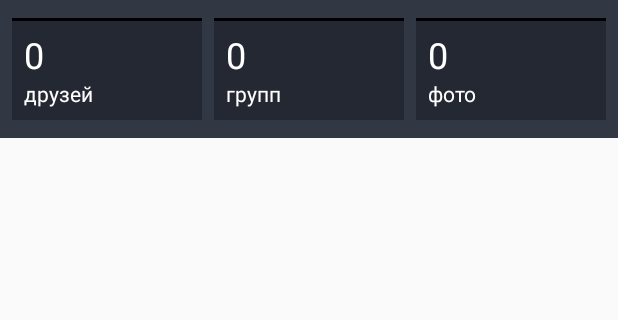
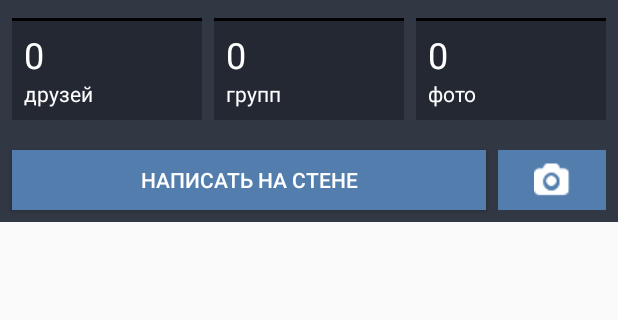
Before and after one commit to PelipetsOlga/VKHomeTaskKIRE, an Android app: the layout person.xml on its own in the app's theme, with its tools: preview values and no code run, on a phone screen of 412 x 824 dp, the part 186-506 px from its top. Run offline under Robolectric (Android 15) with nearby library versions, the phone set to English and light mode, and no system bars.

Commit message:
add 2 friends

```diff
--- a/app/src/main/java/com/example/olga/vkhometaskkire/datas/UtilsVK.java
+++ b/app/src/main/java/com/example/olga/vkhometaskkire/datas/UtilsVK.java
@@ -24,7 +24,15 @@ public class UtilsVK {
 
     public static void setList() {
        list=new ArrayList<User>();
-        list.add(new User(User.SEX_WOMAN,"Olga", "Pelipets","Olyalya", "Kharkov", "Ukraine", new String[]{"avatar1.jpg", "photo1.jpg", "photo2.jpg", "photo3.jpg", "photo4.jpg"}, null, "В активном поиске счастья жизни", null, true,true, true, true, true, 0, 0, new int[]{2,3}));
+      list.add(new User(User.SEX_WOMAN,"Olga", "Pelipets","Olyalya", "Kharkov", "Ukraine",
+              new String[]{"avatar1.jpg", "photo1.jpg", "photo2.jpg", "photo3.jpg", "photo4.jpg"},
+              null, "В активном поиске счастья жизни", null, true,true, true, true, true, 0, 0, new int[]{2,3}));
+        list.add(new User(User.SEX_WOMAN,"Kate", "Djenkins","Katyuha", "Kharkov", "Ukraine",
+                new String[]{ "photo5.jpg", "photo6.jpg", "photo7.jpg", "photo8.jpg"},
+                null, "No Martini, no party.", null, true,true, true, true, true, 0, 0, new int[]{1,3}));
+        list.add(new User(User.SEX_MAN,"Dennis", "Markins","Den49", "Kiev", "Ukraine",
+                new String[]{ "photo9.jpg", "photo8.jpg", "photo7.jpg", "photo6.jpg"},
+                null, "Life is speed", null, false,true, true, true, true, 0, 0, new int[]{1,2}));
 
     }
 
--- /dev/null
+++ b/app/src/main/res/drawable/blue_button_background.xml
@@ -0,0 +1,6 @@
+<?xml version="1.0" encoding="utf-8"?>
+<selector xmlns:android="http://schemas.android.com/apk/res/android">
+    <item android:state_pressed="true" android:drawable="@color/colorPrimaryDark"/>
+    <item android:state_pressed="false" android:drawable="@color/colorPrimary"/>
+
+</selector>
--- a/app/src/main/res/layout/person.xml
+++ b/app/src/main/res/layout/person.xml
@@ -121,6 +121,34 @@
                 android:layout_height="wrap_content"
                 android:paddingBottom="4dp" />
 
+            <LinearLayout
+                android:layout_width="match_parent"
+                android:layout_height="wrap_content"
+                android:gravity="center_vertical"
+                android:orientation="horizontal"
+                android:padding="4dp">
+
+                <Button
+                    android:layout_width="0dp"
+                    android:layout_height="match_parent"
+                    android:layout_margin="4dp"
+                    android:layout_weight="1"
+                    android:background="@drawable/blue_button_background"
+                    android:text="@string/write_wall"
+                    android:textColor="@android:color/white" />
+
+                <ImageButton
+                    android:layout_width="wrap_content"
+                    android:layout_height="wrap_content"
+                    android:layout_margin="4dp"
+                    android:paddingTop="8dp"
+                    android:paddingBottom="8dp"
+                    android:paddingLeft="24dp"
+                    android:paddingRight="24dp"
+                    android:background="@drawable/blue_button_background"
+                    android:src="@drawable/icon_camera" />
+            </LinearLayout>
+
         </LinearLayout>
 
     </LinearLayout>
--- a/app/src/main/res/values/strings.xml
+++ b/app/src/main/res/values/strings.xml
@@ -10,4 +10,5 @@
     <string name="offline">Offline</string>
     <string name="title_activity_start">StartActivity</string>
     <string name="title_activity_big_photo">BigPhotoActivity</string>
+    <string name="write_wall">Написать на стене</string>
 </resources>
```
Also changed, not shown: app/src/main/res/drawable/icon_camera.png (added).
